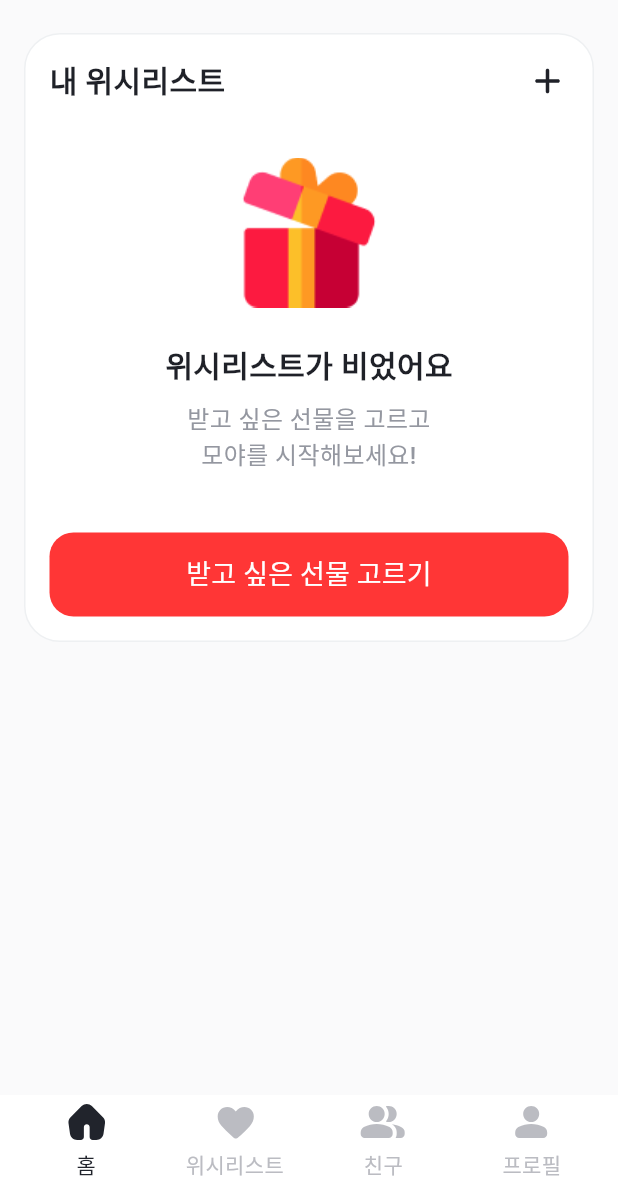
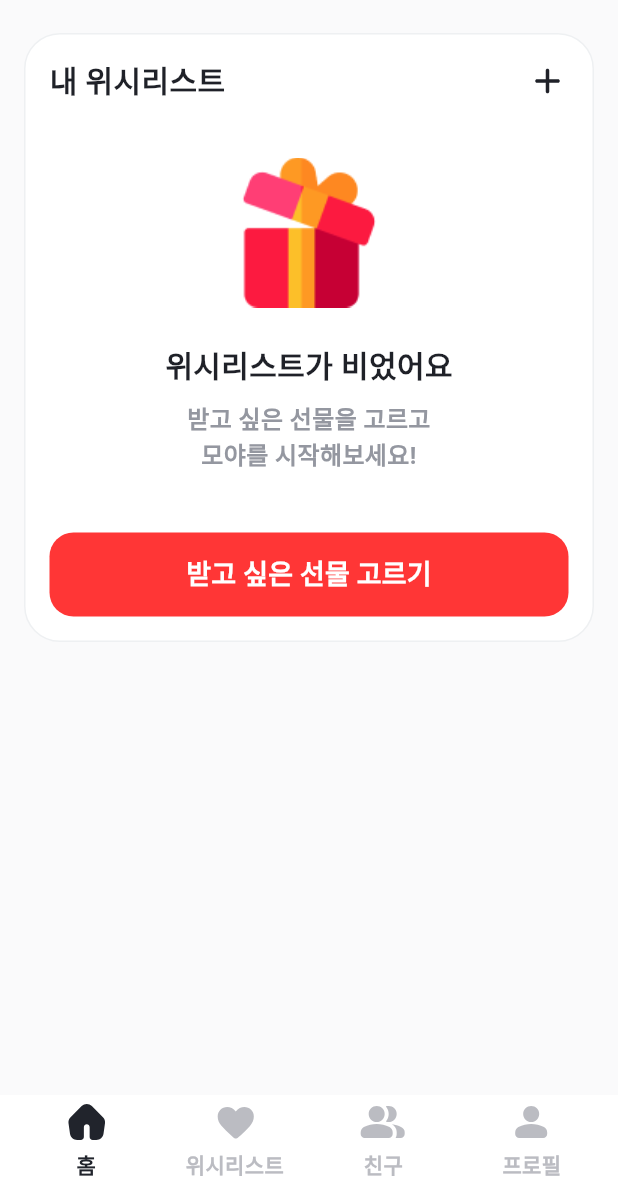
Before and after one commit to BSSM-NOBRAND/moya_frontend, a Flutter app: the screen it shows after launch, on a phone screen of 412 x 824 dp, the part 57-1236 px from its top. Run offline on Flutter 3.47's test engine with Material 3 defaults, Android fonts, the phone set to English and light mode, and no system bars; our stand-ins replace app_links, carousel_slider, dio, flutter_svg, freezed_annotation, get_it and 4 more; network calls fail; Roboto replaces fonts that are missing (WantedSans).

Commit message:
feat: 디자인 토큰 변경

```diff
--- a/lib/config/typo_text_style.dart
+++ b/lib/config/typo_text_style.dart
@@ -17,7 +17,7 @@ class TypoTextStyle {
     return TextStyle(
       fontSize: 28,
       fontStyle: FontStyle.normal,
-      fontWeight: FontWeight.w600,
+      fontWeight: FontWeight.w700,
       height: 1.4,
       color: color,
     );
@@ -27,7 +27,7 @@ class TypoTextStyle {
     return TextStyle(
       fontSize: 24,
       fontStyle: FontStyle.normal,
-      fontWeight: FontWeight.w600,
+      fontWeight: FontWeight.w700,
       height: 1.4,
       color: color,
     );
@@ -37,7 +37,7 @@ class TypoTextStyle {
     return TextStyle(
       fontSize: 20,
       fontStyle: FontStyle.normal,
-      fontWeight: FontWeight.w600,
+      fontWeight: FontWeight.w700,
       height: 1.4,
       color: color,
       fontFeatures: const [FontFeature('ss05')],
@@ -48,7 +48,7 @@ class TypoTextStyle {
     return TextStyle(
       fontSize: 18,
       fontStyle: FontStyle.normal,
-      fontWeight: FontWeight.w600,
+      fontWeight: FontWeight.w700,
       height: 1.4,
       color: color,
     );
@@ -58,7 +58,7 @@ class TypoTextStyle {
     return TextStyle(
       fontSize: 18,
       fontStyle: FontStyle.normal,
-      fontWeight: FontWeight.w500,
+      fontWeight: FontWeight.w700,
       height: 1.4,
       color: color,
     );
@@ -68,7 +68,7 @@ class TypoTextStyle {
     return TextStyle(
       fontSize: 16,
       fontStyle: FontStyle.normal,
-      fontWeight: FontWeight.w500,
+      fontWeight: FontWeight.w700,
       height: 1.4,
       color: color,
       fontFeatures: const [FontFeature('ss05')],
@@ -79,7 +79,7 @@ class TypoTextStyle {
     return TextStyle(
       fontSize: 14,
       fontStyle: FontStyle.normal,
-      fontWeight: FontWeight.w500,
+      fontWeight: FontWeight.w700,
       height: 1.4,
       color: color,
     );
--- a/lib/presentation/profile/widgets/profile_box_header.dart
+++ b/lib/presentation/profile/widgets/profile_box_header.dart
@@ -23,8 +23,8 @@ class ProfileBoxHeader extends StatelessWidget {
             ClipRRect(
               borderRadius: BorderRadius.circular(8),
               child: Skeleton.replace(
-                width: 48,
-                height: 48,
+                width: 64,
+                height: 64,
                 child: Image.network(
                   'https://storage.surfit.io/user/avatar/1745610414.png',
                 ),
```
Also changed, not shown: lib/presentation/friend/friend_screen.dart (+4 -4 lines).
